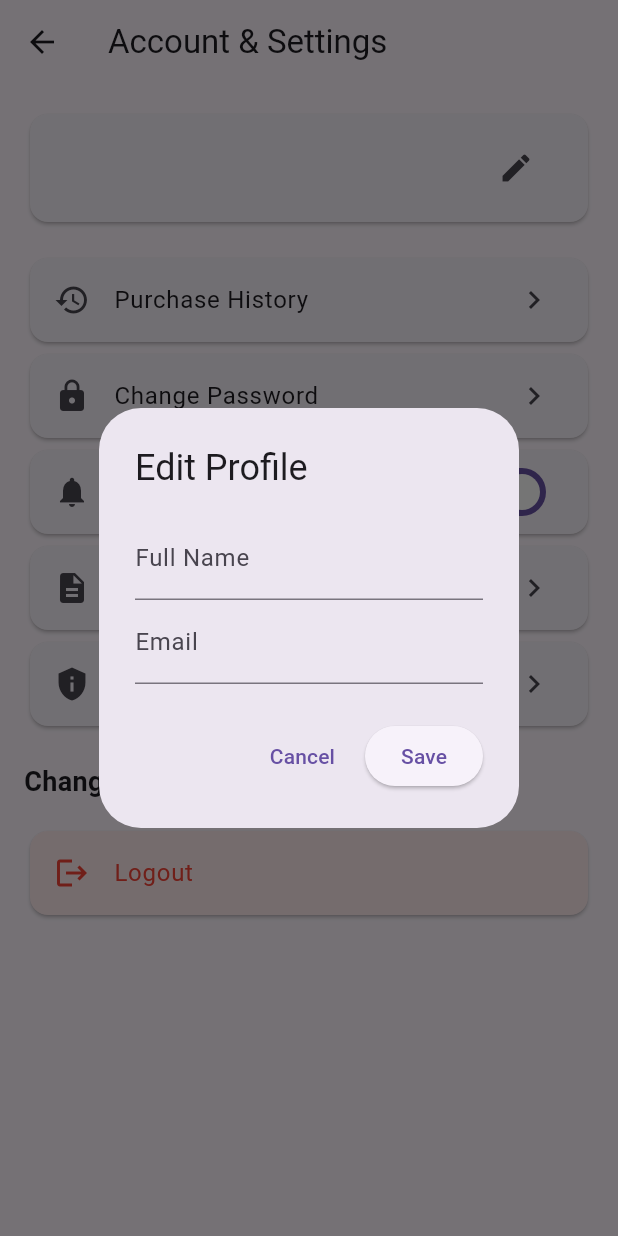
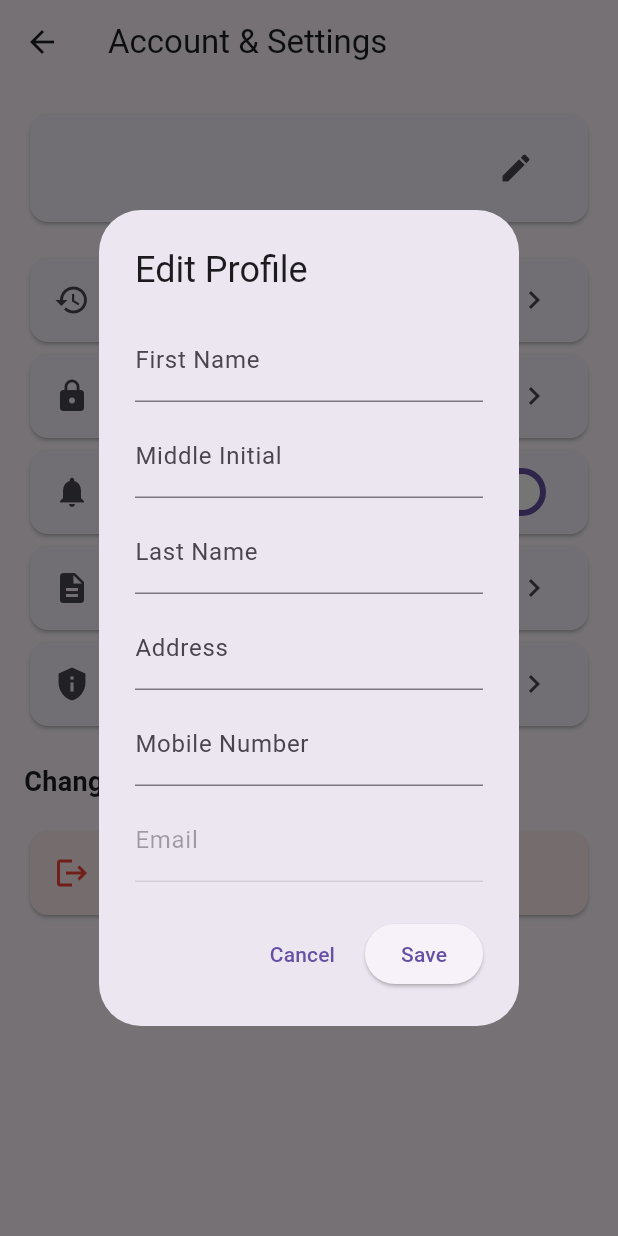
Before and after one commit to JayMatt21/ARlens, a Flutter app: the SettingsPage screen opened directly, after a tap on the "edit" icon, on a phone screen of 412 x 824 dp. Run offline on Flutter 3.47's test engine with Material 3 defaults, Android fonts, the phone set to English and light mode, and no system bars; our stand-ins replace equatable, flutter_bloc, flutter_screenutil, flutter_secure_storage, get_it, go_router and 2 more; accounts and stored records are empty.

Commit message:
settings page update for User Profile render

```diff
--- a/lib/presentation/pages/customer/settings_page.dart
+++ b/lib/presentation/pages/customer/settings_page.dart
@@ -1,11 +1,8 @@
 import 'package:flutter/material.dart';
 import 'package:intl/intl.dart';
 import 'package:supabase_flutter/supabase_flutter.dart';
-//import 'package:arlens/presentation/pages/splash_page.dart';
 import 'package:go_router/go_router.dart';
 
-
-// Import your pages
 import 'change_password_page.dart';
 import 'purchase_history_page.dart';
 import 'terms_page.dart';
@@ -19,8 +16,13 @@ class SettingsPage extends StatefulWidget {
 }
 
 class _SettingsPageState extends State<SettingsPage> {
-  final nameController = TextEditingController();
+  final firstNameController = TextEditingController();
+  final middleInitialController = TextEditingController();
+  final lastNameController = TextEditingController();
+  final addressController = TextEditingController();
+  final mobileController = TextEditingController();
   final emailController = TextEditingController();
+
   final List<Map<String, dynamic>> changeLogs = [];
   bool notificationsEnabled = true;
   bool isLoading = true;
@@ -35,9 +37,11 @@ class _SettingsPageState extends State<SettingsPage> {
     final user = Supabase.instance.client.auth.currentUser;
     if (user == null) return;
 
+    setState(() => isLoading = true);
+
     try {
       final profile = await Supabase.instance.client
-          .from('profiles')
+          .from('users')  // Use 'users' to match registration
           .select()
           .eq('id', user.id)
           .maybeSingle();
@@ -45,17 +49,23 @@ class _SettingsPageState extends State<SettingsPage> {
       if (!mounted) return;
 
       if (profile == null) {
-
         setState(() {
-          nameController.text = '';
+          firstNameController.text = '';
+          middleInitialController.text = '';
+          lastNameController.text = '';
+          addressController.text = '';
+          mobileController.text = '';
           emailController.text = user.email ?? '';
           isLoading = false;
         });
       } else {
-
         setState(() {
-          nameController.text = profile['full_name'] ?? '';
-          emailController.text = profile['email'] ?? user.email ?? '';
+          firstNameController.text = profile['first_name'] ?? '';
+          middleInitialController.text = profile['middle_initial'] ?? '';
+          lastNameController.text = profile['last_name'] ?? '';
+          addressController.text = profile['address'] ?? '';
+          mobileController.text = profile['mobile_number'] ?? '';
+          emailController.text = user.email ?? '';
           isLoading = false;
         });
       }
@@ -73,23 +83,26 @@ class _SettingsPageState extends State<SettingsPage> {
     if (user == null) return;
 
     final updates = {
-      'full_name': nameController.text,
-      'email': emailController.text,
+      'first_name': firstNameController.text.trim(),
+      'middle_initial': middleInitialController.text.trim(),
+      'last_name': lastNameController.text.trim(),
+      'address': addressController.text.trim(),
+      'mobile_number': mobileController.text.trim(),
     };
 
     try {
       await Supabase.instance.client
-          .from('profiles')
+          .from('users')
           .update(updates)
-          .eq('id', user.id)
-          .select();
+          .eq('id', user.id);
 
       if (!mounted) return;
 
       setState(() {
         changeLogs.add({
-          'name': nameController.text,
-          'email': emailController.text,
+          'first_name': firstNameController.text,
+          'middle_initial': middleInitialController.text,
+          'last_name': lastNameController.text,
           'timestamp': DateFormat("yyyy-MM-dd HH:mm:ss").format(DateTime.now()),
         });
       });
@@ -109,9 +122,8 @@ class _SettingsPageState extends State<SettingsPage> {
     await Supabase.instance.client.auth.signOut();
     if (!mounted) return;
 
-
     WidgetsBinding.instance.addPostFrameCallback((_) {
-      GoRouter.of(context).go('/');
+      GoRouter.of(context).go('/'); // Adjust as your login route
     });
 
     ScaffoldMessenger.of(context).showSnackBar(
@@ -125,18 +137,43 @@ class _SettingsPageState extends State<SettingsPage> {
       builder: (context) {
         return AlertDialog(
           title: const Text("Edit Profile"),
-          content: Column(
+          content: SingleChildScrollView(
+            child: Column(
               mainAxisSize: MainAxisSize.min,
               children: [
                 TextField(
-                controller: nameController,
-                decoration: const InputDecoration(labelText: "Full Name"),
+                  controller: firstNameController,
+                  decoration: const InputDecoration(labelText: "First Name"),
                 ),
+                const SizedBox(height: 8),
+                TextField(
+                  controller: middleInitialController,
+                  decoration: const InputDecoration(labelText: "Middle Initial"),
+                ),
+                const SizedBox(height: 8),
+                TextField(
+                  controller: lastNameController,
+                  decoration: const InputDecoration(labelText: "Last Name"),
+                ),
+                const SizedBox(height: 8),
+                TextField(
+                  controller: addressController,
+                  decoration: const InputDecoration(labelText: "Address"),
+                ),
+                const SizedBox(height: 8),
+                TextField(
+                  controller: mobileController,
+                  decoration: const InputDecoration(labelText: "Mobile Number"),
+                  keyboardType: TextInputType.phone,
+                ),
+                const SizedBox(height: 8),
                 TextField(
                   controller: emailController,
                   decoration: const InputDecoration(labelText: "Email"),
+                  enabled: false,
                 ),
               ],
+            ),
           ),
           actions: [
             TextButton(
@@ -169,11 +206,12 @@ class _SettingsPageState extends State<SettingsPage> {
       body: ListView(
         padding: const EdgeInsets.all(16),
         children: [
-          // Profile info
           Card(
             child: ListTile(
               title: Text(
-                nameController.text,
+                '${firstNameController.text} '
+                '${middleInitialController.text} '
+                '${lastNameController.text}',
                 style: const TextStyle(fontWeight: FontWeight.bold),
               ),
               subtitle: Text(emailController.text),
@@ -183,10 +221,7 @@ class _SettingsPageState extends State<SettingsPage> {
               ),
             ),
           ),
-
           const SizedBox(height: 16),
-
-          // Purchase history
           Card(
             child: ListTile(
               leading: const Icon(Icons.history),
@@ -200,8 +235,6 @@ class _SettingsPageState extends State<SettingsPage> {
               },
             ),
           ),
-
-          // Change Password
           Card(
             child: ListTile(
               leading: const Icon(Icons.lock),
@@ -215,8 +248,6 @@ class _SettingsPageState extends State<SettingsPage> {
               },
             ),
           ),
-
-          // Notifications
           Card(
             child: SwitchListTile(
               secondary: const Icon(Icons.notifications),
@@ -234,8 +265,6 @@ class _SettingsPageState extends State<SettingsPage> {
               },
             ),
           ),
-
-          // Terms & Conditions
           Card(
             child: ListTile(
               leading: const Icon(Icons.description),
@@ -249,8 +278,6 @@ class _SettingsPageState extends State<SettingsPage> {
               },
             ),
           ),
-
-          // Privacy Notice
           Card(
             child: ListTile(
               leading: const Icon(Icons.privacy_tip),
@@ -264,24 +291,19 @@ class _SettingsPageState extends State<SettingsPage> {
               },
             ),
           ),
-
           const SizedBox(height: 20),
-
-          // Change Logs
           const Text(
             "Change Logs",
             style: TextStyle(fontSize: 18, fontWeight: FontWeight.bold),
           ),
           ...changeLogs.map((log) {
             return ListTile(
-              title: Text("${log['name']} - ${log['email']}"),
+              title: Text(
+                  "${log['first_name']} ${log['middle_initial']} ${log['last_name']}"),
               subtitle: Text("Updated on: ${log['timestamp']}"),
             );
           }),
-
           const SizedBox(height: 16),
-
-          // Logout button
           Card(
             color: Colors.red[50],
             child: ListTile(
```
Lines whose indentation alone changed are shown as unchanged.
